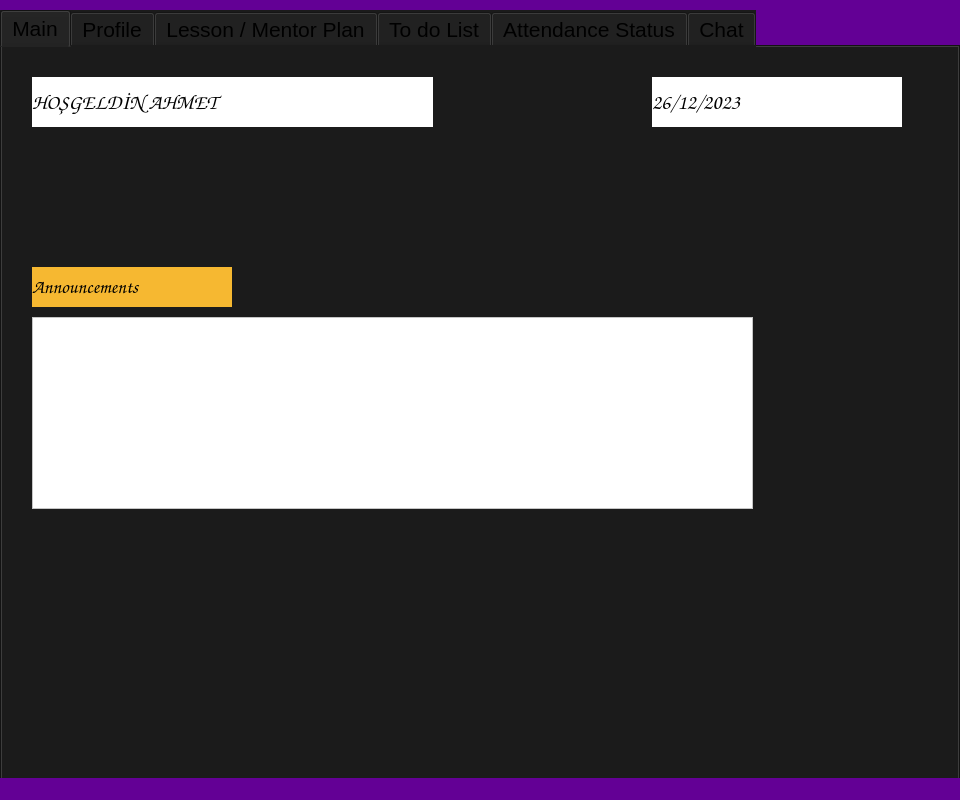
Old version of the form Student_UI/Student_Ui.ui in the repository Melike17/school_update.
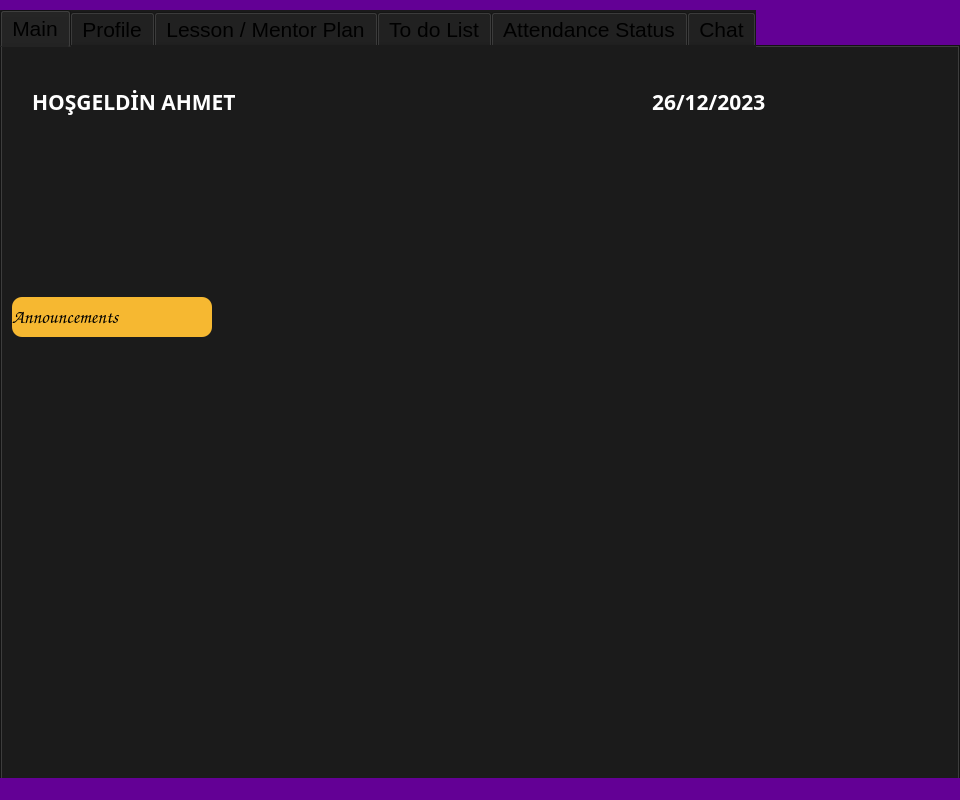
New version of the form. The open tabs and pages were chosen to show the change.

Patch:
```diff
--- a/Student_UI/Student_Ui.ui
+++ b/Student_UI/Student_Ui.ui
@@ -87,15 +87,16 @@
       </property>
       <property name="font">
        <font>
-        <family>Comic Sans MS</family>
+        <family>Arial Black</family>
         <pointsize>16</pointsize>
         <weight>75</weight>
         <bold>true</bold>
        </font>
       </property>
       <property name="styleSheet">
-       <string notr="true">
-background-color: rgb(255, 255, 255);</string>
+       <string notr="true">background-color: rgb(27, 27, 27);
+color: rgb(255, 255, 255);
+</string>
       </property>
       <property name="text">
        <string>HOŞGELDİN AHMET</string>
@@ -118,15 +119,16 @@
       </property>
       <property name="font">
        <font>
-        <family>Comic Sans MS</family>
+        <family>Arial Black</family>
         <pointsize>16</pointsize>
         <weight>75</weight>
         <bold>true</bold>
        </font>
       </property>
       <property name="styleSheet">
-       <string notr="true">
-background-color: rgb(255, 255, 255);</string>
+       <string notr="true">background-color: rgb(27, 27, 27);
+color: rgb(255, 255, 255);
+</string>
       </property>
       <property name="text">
        <string>26/12/2023</string>
@@ -135,8 +137,8 @@
      <widget class="QLabel" name="label_main_announcements">
       <property name="geometry">
        <rect>
-        <x>30</x>
-        <y>220</y>
+        <x>10</x>
+        <y>250</y>
         <width>200</width>
         <height>40</height>
        </rect>
@@ -154,7 +156,8 @@
        </font>
       </property>
       <property name="styleSheet">
-       <string notr="true">background-color: rgb(246, 184, 49);</string>
+       <string notr="true">background-color: rgb(246, 184, 49);
+border-radius: 10px;</string>
       </property>
       <property name="text">
        <string>Announcements</string>
@@ -163,16 +166,19 @@
      <widget class="QTextBrowser" name="announcements_textBrowser">
       <property name="geometry">
        <rect>
-        <x>30</x>
-        <y>270</y>
+        <x>220</x>
+        <y>240</y>
         <width>721</width>
-        <height>192</height>
+        <height>71</height>
        </rect>
       </property>
       <property name="styleSheet">
-       <string notr="true">
-background-color: rgb(255, 255, 255);
-color: rgb(0, 0, 0);</string>
+       <string notr="true">background-color: rgb(27, 27, 27);
+color: rgb(255, 255, 255);
+border-radius: 10px;</string>
+      </property>
+      <property name="frameShape">
+       <enum>QFrame::NoFrame</enum>
       </property>
      </widget>
     </widget>
```
Left out of the diff: 33 changed lines with no effect on the pictures.
